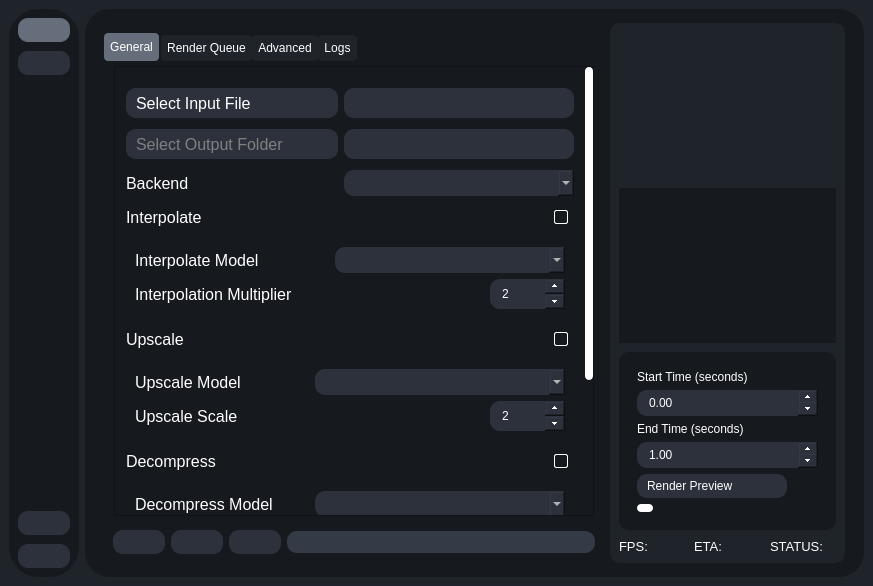
Qt form testRVEInterface.ui (gokulmc/enhance_crop) before a commit.
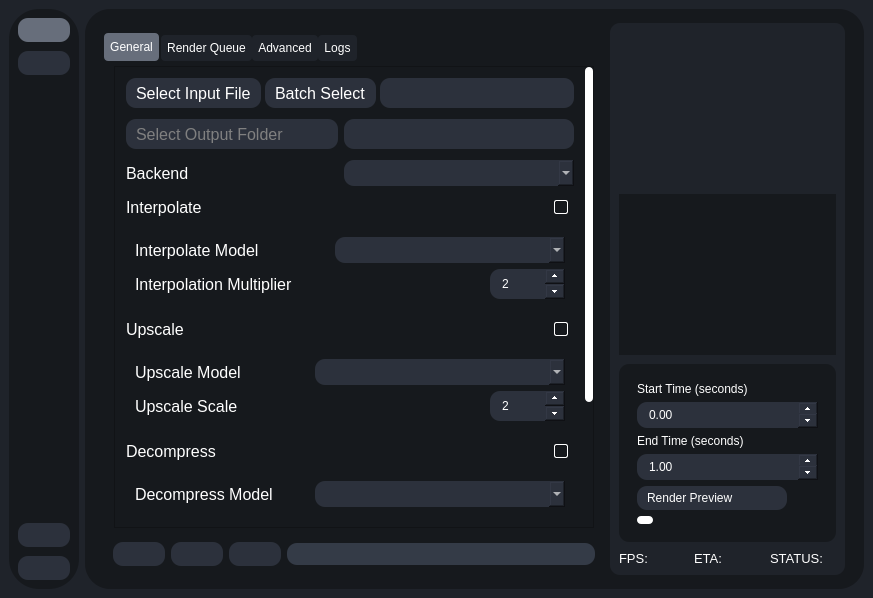
The same form after that commit. Icons and pictures are not drawn.

Commit message: initial batch input select

Diff of the .ui file:
```diff
--- a/testRVEInterface.ui
+++ b/testRVEInterface.ui
@@ -5,8 +5,8 @@
    <rect>
     <x>0</x>
     <y>0</y>
-    <width>0</width>
-    <height>0</height>
+    <width>827</width>
+    <height>598</height>
    </rect>
   </property>
   <property name="sizePolicy">
@@ -1090,8 +1090,8 @@
                                   <rect>
                                    <x>0</x>
                                    <y>0</y>
-                                   <width>478</width>
-                                   <height>985</height>
+                                   <width>438</width>
+                                   <height>634</height>
                                   </rect>
                                  </property>
                                  <layout class="QVBoxLayout" name="verticalLayout_32">
@@ -1112,12 +1112,15 @@
                                   </property>
                                   <item>
                                    <widget class="QWidget" name="inputFileContainer" native="true">
-                                    <layout class="QGridLayout" name="gridLayout_11">
+                                    <layout class="QHBoxLayout" name="horizontalLayout_4">
+                                     <property name="spacing">
+                                      <number>4</number>
+                                     </property>
                                      <property name="leftMargin">
                                       <number>0</number>
                                      </property>
                                      <property name="topMargin">
-                                      <number>10</number>
+                                      <number>0</number>
                                      </property>
                                      <property name="rightMargin">
                                       <number>0</number>
@@ -1125,7 +1128,7 @@
                                      <property name="bottomMargin">
                                       <number>0</number>
                                      </property>
-                                     <item row="0" column="0">
+                                     <item>
                                       <widget class="QPushButton" name="inputFileSelectButton">
                                        <property name="minimumSize">
                                         <size>
@@ -1152,7 +1155,34 @@
                                        </property>
                                       </widget>
                                      </item>
-                                     <item row="0" column="1">
+                                     <item>
+                                      <widget class="QPushButton" name="batchSelectButton">
+                                       <property name="minimumSize">
+                                        <size>
+                                         <width>0</width>
+                                         <height>30</height>
+                                        </size>
+                                       </property>
+                                       <property name="maximumSize">
+                                        <size>
+                                         <width>16777215</width>
+                                         <height>30</height>
+                                        </size>
+                                       </property>
+                                       <property name="font">
+                                        <font>
+                                         <pointsize>12</pointsize>
+                                        </font>
+                                       </property>
+                                       <property name="styleSheet">
+                                        <string notr="true"/>
+                                       </property>
+                                       <property name="text">
+                                        <string>Batch Select</string>
+                                       </property>
+                                      </widget>
+                                     </item>
+                                     <item>
                                       <widget class="QLineEdit" name="inputFileText">
                                        <property name="sizePolicy">
                                         <sizepolicy hsizetype="MinimumExpanding" vsizetype="Fixed">
```
Left out of the diff: 287 changed lines with no effect on the pictures. The commit also changes 3 other files.
